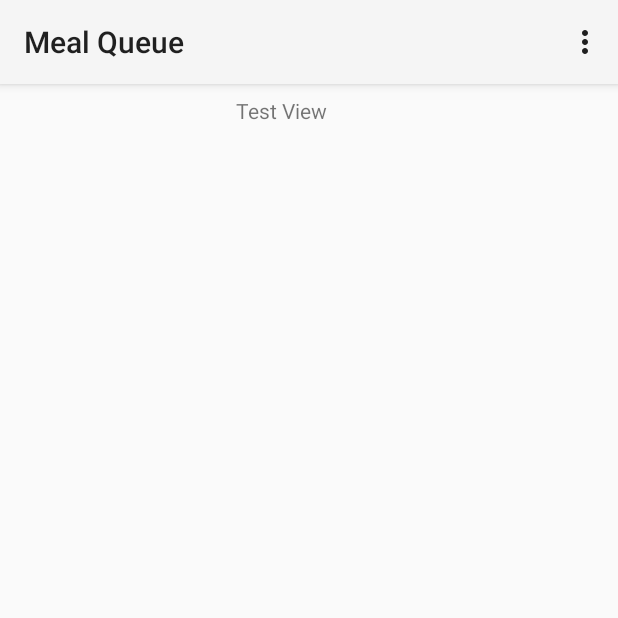
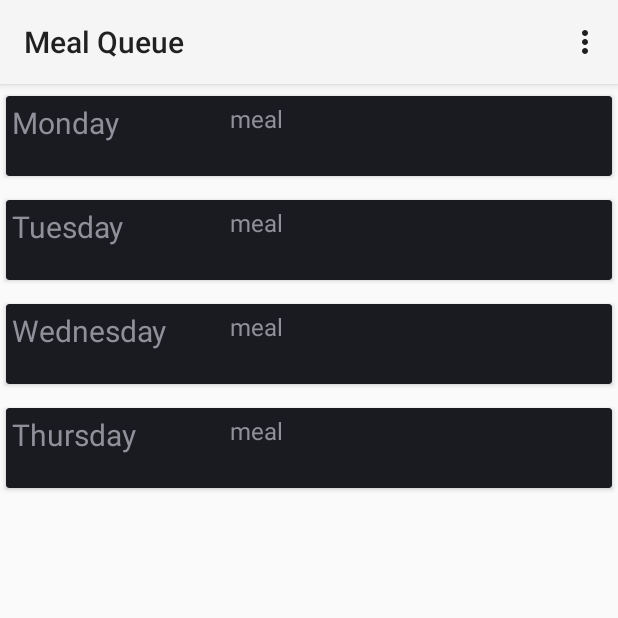
Before and after one commit to mitchthompson/mealqueue, an Android app: the screen it shows after launch (MainActivity), on a phone screen of 412 x 824 dp, the top half of it. Run offline under Robolectric (Android 15) with nearby library versions, the phone set to English and light mode, and no system bars.

Commit message:
Adds recycler adapter for meal plan UI.

```diff
--- a/android/MealQueue/app/build.gradle
+++ b/android/MealQueue/app/build.gradle
@@ -24,6 +24,7 @@ dependencies {
     implementation 'com.android.support.constraint:constraint-layout:1.0.2'
     implementation 'com.android.support:design:26.1.0'
     implementation 'com.google.firebase:firebase-database:11.0.4'
+    implementation 'com.android.support:cardview-v7:26.1.0'
 }
 
 
--- a/android/MealQueue/app/src/main/java/com/mitchlthompson/mealqueue/MainActivity.java
+++ /dev/null
@@ -1,31 +0,0 @@
-package com.mitchlthompson.mealqueue;
-import android.os.Bundle;
-import android.support.v7.app.ActionBar;
-import android.support.v7.app.AppCompatActivity;
-import android.support.v7.widget.Toolbar;
-import android.view.Menu;
-import android.view.MenuInflater;
-
-public class MainActivity extends AppCompatActivity {
-
-    @Override
-    protected void onCreate(Bundle savedInstanceState) {
-        super.onCreate(savedInstanceState);
-        setContentView(R.layout.activity_main);
-        Toolbar myToolbar = findViewById(R.id.myToolbar);
-        setSupportActionBar(myToolbar);
-
-        //ActionBar actionBar = getSupportActionBar();
-        //actionBar.setLogo(R.drawable.ic_more_vert_black_24dp);
-        //actionBar.setDisplayUseLogoEnabled(true);
-        //actionBar.setDisplayHomeAsUpEnabled(true);
-
-    }
-
-    @Override
-    public boolean onCreateOptionsMenu(Menu menu) {
-        MenuInflater menuInflater = getMenuInflater();
-        menuInflater.inflate(R.menu.main_menu, menu);
-        return super.onCreateOptionsMenu(menu);
-    }
-}
--- /dev/null
+++ b/android/MealQueue/app/src/main/java/com/mitchlthompson/mealqueue/adapters/WeekPlanAdapter.java
@@ -0,0 +1,52 @@
+package com.mitchlthompson.mealqueue.adapters;
+
+import android.content.Context;
+import android.support.v7.widget.RecyclerView;
+import android.view.LayoutInflater;
+import android.view.View;
+import android.view.ViewGroup;
+import android.widget.TextView;
+
+import com.mitchlthompson.mealqueue.R;
+
+import java.util.ArrayList;
+
+public class WeekPlanAdapter extends RecyclerView.Adapter<WeekPlanAdapter.WeekPlanViewHolder> {
+
+    private Context context;
+    private View view;
+    private WeekPlanViewHolder weekPlanViewHolder;
+    private LayoutInflater inflater;
+    private ArrayList<String> dayList = new ArrayList();
+
+    public WeekPlanAdapter(Context newContext, ArrayList<String> newData) {
+        this.context = newContext;
+        inflater = LayoutInflater.from(context);
+        this.dayList = newData;
+    }
+
+    @Override
+    public WeekPlanViewHolder onCreateViewHolder(ViewGroup parent, int viewType){
+        view = LayoutInflater.from(context).inflate(R.layout.weekplan_items,parent,false);
+        weekPlanViewHolder = new WeekPlanViewHolder(view);
+        return weekPlanViewHolder;
+    }
+
+    @Override
+    public void onBindViewHolder(WeekPlanViewHolder holder, int position) {
+        holder.dayTextView.setText(dayList.get(position));
+    }
+
+    @Override
+    public int getItemCount() {
+        return dayList.size();
+    }
+
+    public static class WeekPlanViewHolder extends RecyclerView.ViewHolder {
+        public TextView dayTextView;
+        public WeekPlanViewHolder(View v) {
+            super(v);
+            dayTextView = (TextView) v.findViewById(R.id.day_text);
+        }
+    }
+}
--- a/android/MealQueue/app/src/main/java/com/mitchlthompson/mealqueue/CalendarActivity.java
+++ b/android/MealQueue/app/src/main/java/com/mitchlthompson/mealqueue/models/CalendarActivity.java
@@ -1,7 +1,9 @@
-package com.mitchlthompson.mealqueue;
+package com.mitchlthompson.mealqueue.models;
 
 import android.support.v7.app.AppCompatActivity;
 import android.os.Bundle;
+
+import com.mitchlthompson.mealqueue.R;
 
 public class CalendarActivity extends AppCompatActivity {
 
--- a/android/MealQueue/app/src/main/java/com/mitchlthompson/mealqueue/GroceryActivity.java
+++ b/android/MealQueue/app/src/main/java/com/mitchlthompson/mealqueue/models/GroceryActivity.java
@@ -1,7 +1,9 @@
-package com.mitchlthompson.mealqueue;
+package com.mitchlthompson.mealqueue.models;
 
 import android.support.v7.app.AppCompatActivity;
 import android.os.Bundle;
+
+import com.mitchlthompson.mealqueue.R;
 
 public class GroceryActivity extends AppCompatActivity {
 
--- /dev/null
+++ b/android/MealQueue/app/src/main/java/com/mitchlthompson/mealqueue/models/MainActivity.java
@@ -0,0 +1,56 @@
+package com.mitchlthompson.mealqueue.models;
+
+import android.content.Context;
+import android.os.Bundle;
+import android.support.v7.app.AppCompatActivity;
+import android.support.v7.widget.LinearLayoutManager;
+import android.support.v7.widget.RecyclerView;
+import android.support.v7.widget.Toolbar;
+import android.view.Menu;
+import android.view.MenuInflater;
+import android.widget.RelativeLayout;
+
+import com.mitchlthompson.mealqueue.R;
+import com.mitchlthompson.mealqueue.adapters.WeekPlanAdapter;
+
+import java.util.ArrayList;
+import java.util.Arrays;
+
+public class MainActivity extends AppCompatActivity {
+
+    private Context context;
+    private RecyclerView recyclerView;
+    private RelativeLayout relativeLayout;
+    private WeekPlanAdapter weekPlanAdapter;
+    private RecyclerView.LayoutManager recyclerViewLayoutManager;
+    private ArrayList<String> daysList;
+    private ArrayList<String> mealList;
+
+
+    @Override
+    protected void onCreate(Bundle savedInstanceState) {
+        super.onCreate(savedInstanceState);
+        setContentView(R.layout.activity_main);
+        Toolbar myToolbar = findViewById(R.id.myToolbar);
+        setSupportActionBar(myToolbar);
+        context = getApplicationContext();
+
+
+        daysList = new ArrayList<>(Arrays.asList("Monday", "Tuesday", "Wednesday", "Thursday"));
+
+        relativeLayout = (RelativeLayout) findViewById(R.id.activity_main);
+        recyclerView = (RecyclerView) findViewById(R.id.weekplan_recycler);
+        recyclerViewLayoutManager = new LinearLayoutManager(context);
+        recyclerView.setLayoutManager(recyclerViewLayoutManager);
+
+        weekPlanAdapter = new WeekPlanAdapter(context, daysList);
+        recyclerView.setAdapter(weekPlanAdapter);
+    }
+
+    @Override
+    public boolean onCreateOptionsMenu(Menu menu) {
+        MenuInflater menuInflater = getMenuInflater();
+        menuInflater.inflate(R.menu.main_menu, menu);
+        return super.onCreateOptionsMenu(menu);
+    }
+}
--- a/android/MealQueue/app/src/main/java/com/mitchlthompson/mealqueue/RecipeActivity.java
+++ b/android/MealQueue/app/src/main/java/com/mitchlthompson/mealqueue/models/RecipeActivity.java
@@ -1,7 +1,9 @@
-package com.mitchlthompson.mealqueue;
+package com.mitchlthompson.mealqueue.models;
 
 import android.support.v7.app.AppCompatActivity;
 import android.os.Bundle;
+
+import com.mitchlthompson.mealqueue.R;
 
 public class RecipeActivity extends AppCompatActivity {
 
--- a/android/MealQueue/app/src/main/res/layout/activity_calendar.xml
+++ b/android/MealQueue/app/src/main/res/layout/activity_calendar.xml
@@ -4,6 +4,6 @@
     xmlns:tools="http://schemas.android.com/tools"
     android:layout_width="match_parent"
     android:layout_height="match_parent"
-    tools:context="com.mitchlthompson.mealqueue.CalendarActivity">
+    tools:context="com.mitchlthompson.mealqueue.models.CalendarActivity">
 
 </android.support.constraint.ConstraintLayout>
--- a/android/MealQueue/app/src/main/res/layout/activity_grocery.xml
+++ b/android/MealQueue/app/src/main/res/layout/activity_grocery.xml
@@ -4,6 +4,6 @@
     xmlns:tools="http://schemas.android.com/tools"
     android:layout_width="match_parent"
     android:layout_height="match_parent"
-    tools:context="com.mitchlthompson.mealqueue.GroceryActivity">
+    tools:context="com.mitchlthompson.mealqueue.models.GroceryActivity">
 
 </android.support.constraint.ConstraintLayout>
--- a/android/MealQueue/app/src/main/res/layout/activity_main.xml
+++ b/android/MealQueue/app/src/main/res/layout/activity_main.xml
@@ -1,11 +1,11 @@
 <?xml version="1.0" encoding="utf-8"?>
-<android.support.constraint.ConstraintLayout
-    xmlns:android="http://schemas.android.com/apk/res/android"
+<RelativeLayout xmlns:android="http://schemas.android.com/apk/res/android"
     xmlns:app="http://schemas.android.com/apk/res-auto"
     xmlns:tools="http://schemas.android.com/tools"
     android:layout_width="match_parent"
     android:layout_height="match_parent"
-    tools:context="com.mitchlthompson.mealqueue.MainActivity">
+    tools:context="com.mitchlthompson.mealqueue.models.MainActivity"
+    android:id="@+id/activity_main">
 
     <android.support.v7.widget.Toolbar
         android:id="@+id/myToolbar"
@@ -19,15 +19,13 @@
         app:layout_constraintTop_toTopOf="parent"
         app:popupTheme="@style/ThemeOverlay.AppCompat.Light" />
 
-    <TextView
-        android:id="@+id/textView"
-        android:layout_width="98dp"
-        android:layout_height="71dp"
-        android:layout_marginEnd="8dp"
-        android:layout_marginStart="8dp"
-        android:layout_marginTop="8dp"
-        android:text="Test View"
-        app:layout_constraintEnd_toEndOf="parent"
-        app:layout_constraintStart_toStartOf="parent"
-        app:layout_constraintTop_toBottomOf="@+id/myToolbar" />
-</android.support.constraint.ConstraintLayout>
+    <android.support.v7.widget.RecyclerView
+        android:id="@+id/weekplan_recycler"
+        android:layout_width="match_parent"
+        android:layout_height="wrap_content"
+        android:layout_below="@+id/myToolbar"
+        android:scrollbars="vertical"
+        tools:listitem="@layout/weekplan_items" />
+
+
+</RelativeLayout>
--- a/android/MealQueue/app/src/main/res/layout/activity_recipe.xml
+++ b/android/MealQueue/app/src/main/res/layout/activity_recipe.xml
@@ -4,6 +4,6 @@
     xmlns:tools="http://schemas.android.com/tools"
     android:layout_width="match_parent"
     android:layout_height="match_parent"
-    tools:context="com.mitchlthompson.mealqueue.RecipeActivity">
+    tools:context="com.mitchlthompson.mealqueue.models.RecipeActivity">
 
 </android.support.constraint.ConstraintLayout>
--- /dev/null
+++ b/android/MealQueue/app/src/main/res/layout/weekplan_items.xml
@@ -0,0 +1,53 @@
+<?xml version="1.0" encoding="utf-8"?>
+<LinearLayout xmlns:android="http://schemas.android.com/apk/res/android"
+    xmlns:app="http://schemas.android.com/apk/res-auto"
+    xmlns:tools="http://schemas.android.com/tools"
+    android:layout_width="match_parent"
+    android:layout_height="wrap_content">
+
+    <android.support.v7.widget.CardView
+        android:id="@+id/cardView1"
+        android:layout_width="match_parent"
+        android:layout_height="wrap_content"
+        android:layout_marginTop="8dp"
+        android:layout_marginBottom="8dp"
+        android:layout_marginLeft="4dp"
+        android:layout_marginRight="4dp">
+
+        <android.support.constraint.ConstraintLayout
+            android:layout_width="match_parent"
+            android:layout_height="wrap_content">
+
+            <TextView
+                android:id="@+id/meal_text1"
+                android:layout_width="118dp"
+                android:layout_height="35dp"
+                android:layout_margin="4dp"
+                android:layout_marginStart="8dp"
+                android:layout_marginTop="8dp"
+                android:text="meal"
+                android:textAlignment="textStart"
+                android:textSize="16sp"
+                app:layout_constraintStart_toEndOf="@+id/day_text"
+                app:layout_constraintTop_toTopOf="parent" />
+
+            <TextView
+                android:id="@+id/day_text"
+                android:layout_width="141dp"
+                android:layout_height="49dp"
+                android:layout_margin="4dp"
+                android:layout_marginStart="8dp"
+                android:layout_marginTop="8dp"
+                android:text="day"
+                android:textAlignment="textStart"
+                android:textSize="20sp"
+                app:layout_constraintStart_toStartOf="parent"
+                app:layout_constraintTop_toTopOf="parent" />
+
+        </android.support.constraint.ConstraintLayout>
+
+    </android.support.v7.widget.CardView>
+
+
+
+</LinearLayout>
--- a/android/MealQueue/app/src/main/res/menu/main_menu.xml
+++ b/android/MealQueue/app/src/main/res/menu/main_menu.xml
@@ -2,7 +2,7 @@
 <menu xmlns:android="http://schemas.android.com/apk/res/android"
     xmlns:app="http://schemas.android.com/apk/res-auto"
     xmlns:tools="http://schemas.android.com/tools"
-    tools:context=".MainActivity">
+    tools:context=".models.MainActivity">
 
     <item android:id="@+id/action_settings"
         android:title="Settings"
```
Also changed, not shown: android/MealQueue/app/src/main/AndroidManifest.xml (+4 -4 lines), android/MealQueue/app/src/main/res/layout/activity_main2.xml (added, +211 -0 lines).
